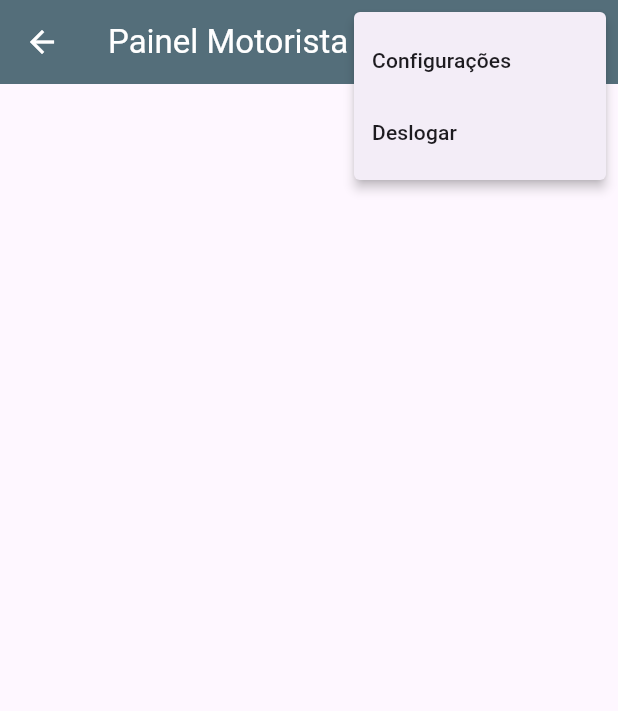
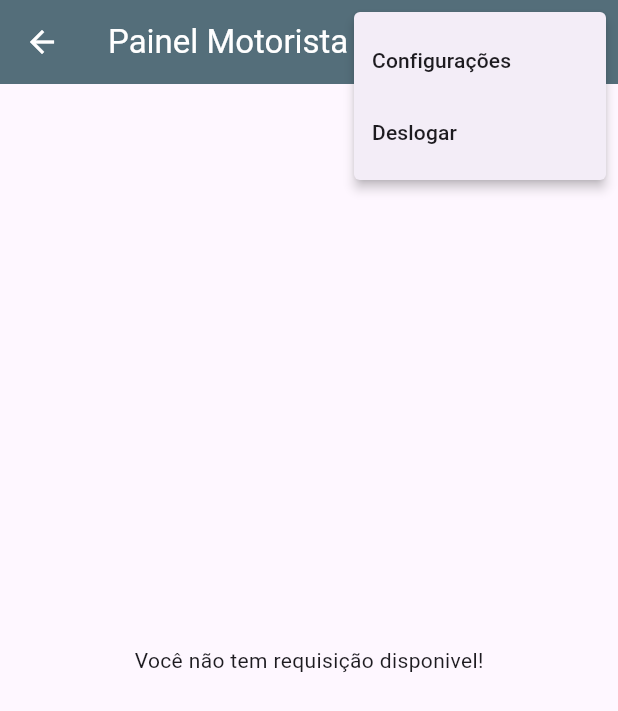
Before and after one commit to Revers-BR/Uber_Flutter_Udemy, a Flutter app: the PainelMotorista screen opened by its route, after a tap on the "more vert" icon, on a phone screen of 412 x 824 dp. Shown: the top 711 px of the screen. Run offline on Flutter 3.47's test engine with Material 3 defaults, Android fonts, the phone set to English and light mode, and no system bars; our stand-ins replace cloud_firestore, firebase_auth, firebase_core, geocoding, geolocator, google_maps_flutter; accounts and stored records are empty.

```diff
--- a/lib/config/rotas.dart
+++ b/lib/config/rotas.dart
@@ -1,5 +1,6 @@
 import 'package:flutter/material.dart';
 import 'package:uber_flutter_udemy/telas/cadastro.dart';
+import 'package:uber_flutter_udemy/telas/corrida.dart';
 import 'package:uber_flutter_udemy/telas/home.dart';
 import 'package:uber_flutter_udemy/telas/login.dart';
 import 'package:uber_flutter_udemy/telas/painel_motorista.dart';
@@ -8,6 +9,8 @@ import 'package:uber_flutter_udemy/telas/painel_passageiro.dart';
 class Rotas {
 
   static Route<dynamic> gerarRotas(RouteSettings settings) {
+
+    final args = settings.arguments;
 
     Widget tela = const Home();
 
@@ -20,6 +23,9 @@ class Rotas {
         break;
       case "/cadastro":
         tela = const Cadastro();
+        break;
+      case "/corrida":
+        tela = Corrida(idRequisicao: args as String);
         break;
       case "/painel-passageiro":
         tela = const PainelPassageiro();
--- a/lib/telas/painel_motorista.dart
+++ b/lib/telas/painel_motorista.dart
@@ -1,5 +1,8 @@
+import 'dart:async';
+import 'package:cloud_firestore/cloud_firestore.dart';
 import 'package:firebase_auth/firebase_auth.dart';
 import 'package:flutter/material.dart';
+import 'package:uber_flutter_udemy/util/status_requisicao.dart';
 
 class PainelMotorista extends StatefulWidget {
 
@@ -13,11 +16,15 @@ class _PainelMotorista extends State<PainelMotorista> {
 
   final FirebaseAuth _auth = FirebaseAuth.instance;
 
+  final FirebaseFirestore _firestore = FirebaseFirestore.instance;
+
+  final StreamController<QuerySnapshot> _streamController = StreamController.broadcast();
+
   final List<String> _itensMenu = [
     "Configurações","Deslogar"
   ];
 
-  _selectionarMenu(String itemSelecionado){
+  void _selectionarMenu(String itemSelecionado){
 
     switch (itemSelecionado) {
       case "Configurações":
@@ -37,6 +44,20 @@ class _PainelMotorista extends State<PainelMotorista> {
         (route) => false
       )
     );
+  }
+
+  void _adicionarListenerRequisicao(){
+
+    _firestore.collection("Requisicoes")
+      .where("status", isEqualTo: StatusRequisicao.aguardando)
+      .snapshots()
+      .listen(_streamController.add);
+  }
+
+  @override
+  void initState() {
+    super.initState();
+    _adicionarListenerRequisicao();
   }
 
   @override
@@ -59,6 +80,57 @@ class _PainelMotorista extends State<PainelMotorista> {
           )
         ],
       ),
+
+      body: StreamBuilder(
+        stream: _streamController.stream,
+        builder: (context, snapshot) {
+
+          switch (snapshot.connectionState) {
+            case ConnectionState.none:
+            case ConnectionState.waiting:
+              return const Center(
+                child: Column(
+                  children: [
+                    Text("Carregando requisições...."),
+                    LinearProgressIndicator()
+                  ],
+                ),
+              );
+            case ConnectionState.active:
+            case ConnectionState.done:
+
+              if(snapshot.hasError)return const Center( child: Text("Erro ao carregar requisições"));
+
+              if(!snapshot.hasData || snapshot.data!.docs.isEmpty)return const Center( child: Text("Você não tem requisição disponivel!"));
+
+              final List<DocumentSnapshot> lista = snapshot.data!.docs;
+
+              return ListView.separated(
+                itemCount: lista.length,
+                separatorBuilder: (_, __) => const Divider(color: Colors.grey),
+                itemBuilder: (___, index) {
+
+                  final requisicao = lista[index];
+
+                  final nome = requisicao["passageiro"]["nome"];
+                  final rua = requisicao["destino"]["rua"];
+                  final numero = requisicao["destino"]["numero"];
+                  final idRequisicao = requisicao["id"];
+
+                  return ListTile(
+                    title: Text(nome),
+                    onTap: () => Navigator.pushNamed(
+                      context,
+                      "/corrida",
+                      arguments: idRequisicao,
+                    ),
+                    subtitle: Text("Destino: $rua, $numero"),
+                  );
+                },
+              );
+          }
+        },
+      ),
     );
   }
 }
```
Also changed, not shown: lib/telas/corrida.dart (added, +181 -0 lines).
